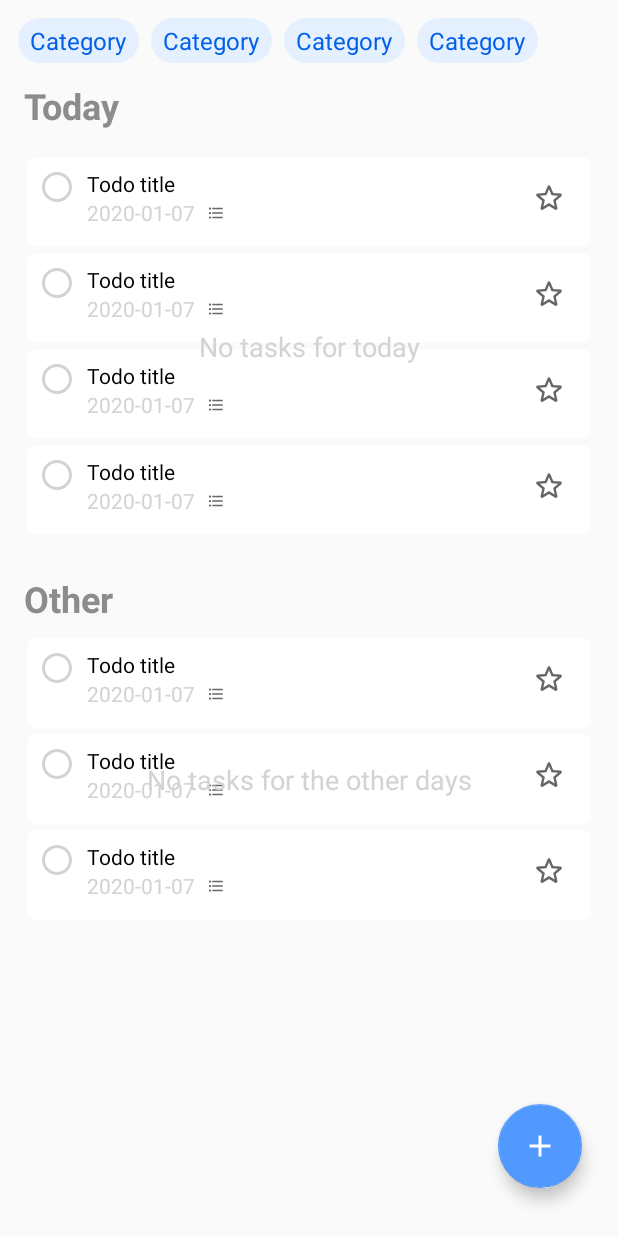
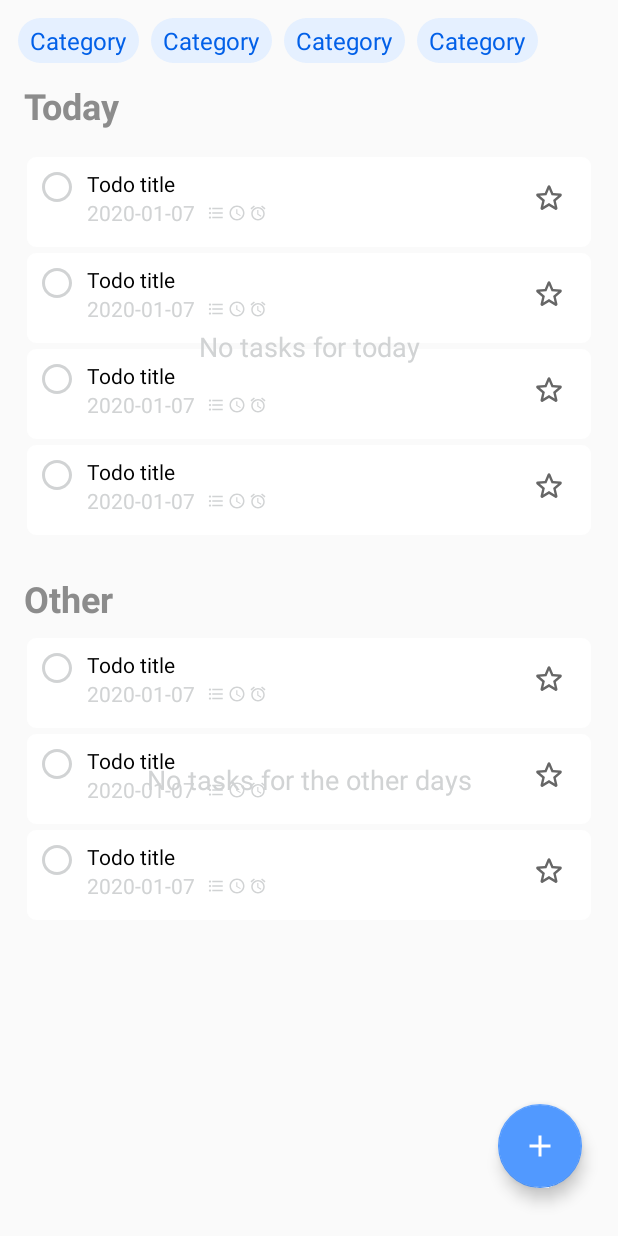
Before and after one commit to zaka7024/ToDoDy, an Android app: the layout fragment_task.xml on its own in the app's theme, with its tools: preview values and no code run, on a phone screen of 412 x 824 dp. Run offline under Robolectric (Android 15) with nearby library versions, the phone set to English and light mode, and no system bars.

Commit message:
Add more todo properties icon hints.

```diff
--- a/app/src/main/java/com/zaka7024/todody/ui/task/TaskFragment.kt
+++ b/app/src/main/java/com/zaka7024/todody/ui/task/TaskFragment.kt
@@ -292,7 +292,7 @@ fun showCreateTodoDialog(
 
                 // Function called when keyboard enter button clicked
                 override fun onClickEnter() {
-                    subTodoList.add(Subitem(item = "Item ${subTodoList.size}"))
+                    subTodoList.add(Subitem(item = ""))
                     adapter.notifyItemInserted(subTodoList.size - 1)
                     sublistRecyclerView.scrollToPosition(subTodoList.size - 1)
                 }
--- a/app/src/main/java/com/zaka7024/todody/ui/task/TodoAdapter.kt
+++ b/app/src/main/java/com/zaka7024/todody/ui/task/TodoAdapter.kt
@@ -59,8 +59,15 @@ class TodoAdapter(
             todoItemBinding.root.translationY -= offset
             todoItemBinding.root.animate().translationYBy(offset)
 
-            if (todoItem.subitems.isNotEmpty()) {
-                todoItemBinding.hint.visibility = View.VISIBLE
+            // Tod'd properties icon hints
+            if (todoItem.subitems.isEmpty()) {
+                todoItemBinding.subitemsHint.visibility = View.GONE
+            }
+            if (todoItem.todo.time == null) {
+                todoItemBinding.timeHint.visibility = View.GONE
+            }
+            if (todoItem.todo.reminderTime == null) {
+                todoItemBinding.alarmHint.visibility = View.GONE
             }
         }
 
--- /dev/null
+++ b/app/src/main/res/drawable/ic_baseline_access_alarm_24.xml
@@ -0,0 +1,10 @@
+<vector xmlns:android="http://schemas.android.com/apk/res/android"
+    android:width="24dp"
+    android:height="24dp"
+    android:viewportWidth="24"
+    android:viewportHeight="24"
+    android:tint="?attr/colorControlNormal">
+  <path
+      android:fillColor="@android:color/white"
+      android:pathData="M22,5.72l-4.6,-3.86 -1.29,1.53 4.6,3.86L22,5.72zM7.88,3.39L6.6,1.86 2,5.71l1.29,1.53 4.59,-3.85zM12.5,8L11,8v6l4.75,2.85 0.75,-1.23 -4,-2.37L12.5,8zM12,4c-4.97,0 -9,4.03 -9,9s4.02,9 9,9c4.97,0 9,-4.03 9,-9s-4.03,-9 -9,-9zM12,20c-3.87,0 -7,-3.13 -7,-7s3.13,-7 7,-7 7,3.13 7,7 -3.13,7 -7,7z"/>
+</vector>
--- a/app/src/main/res/layout/todo_item.xml
+++ b/app/src/main/res/layout/todo_item.xml
@@ -61,14 +61,37 @@
         app:srcCompat="@drawable/ic_round_star_border_24" />
 
     <ImageView
-        android:id="@+id/hint"
+        android:id="@+id/subitems_hint"
         android:layout_width="12dp"
         android:layout_height="wrap_content"
         android:layout_marginStart="8dp"
-        android:visibility="invisible"
+        android:visibility="visible"
         app:layout_constraintBottom_toBottomOf="@+id/date"
         app:layout_constraintStart_toEndOf="@+id/date"
         app:layout_constraintTop_toTopOf="@+id/date"
         app:srcCompat="@drawable/ic_baseline_format_list_bulleted_24"
+        app:tint="@color/secondaryDarkColor"
         tools:visibility="visible" />
+
+    <ImageView
+        android:id="@+id/time_hint"
+        android:layout_width="12dp"
+        android:layout_height="wrap_content"
+        android:layout_marginStart="2dp"
+        app:layout_constraintBottom_toBottomOf="@+id/subitems_hint"
+        app:layout_constraintStart_toEndOf="@+id/subitems_hint"
+        app:layout_constraintTop_toTopOf="@+id/subitems_hint"
+        app:srcCompat="@drawable/ic_baseline_access_time_24"
+        app:tint="@color/secondaryDarkColor" />
+
+    <ImageView
+        android:id="@+id/alarm_hint"
+        android:layout_width="12dp"
+        android:layout_height="wrap_content"
+        android:layout_marginStart="2dp"
+        app:layout_constraintBottom_toBottomOf="@+id/time_hint"
+        app:layout_constraintStart_toEndOf="@+id/time_hint"
+        app:layout_constraintTop_toTopOf="@+id/time_hint"
+        app:srcCompat="@drawable/ic_baseline_access_alarm_24"
+        app:tint="@color/secondaryDarkColor" />
 </androidx.constraintlayout.widget.ConstraintLayout>
```
Also changed, not shown: app/src/main/ic_launcher-playstore.png (added), app/src/main/res/mipmap-hdpi/ic_launcher_foreground.png (added).
